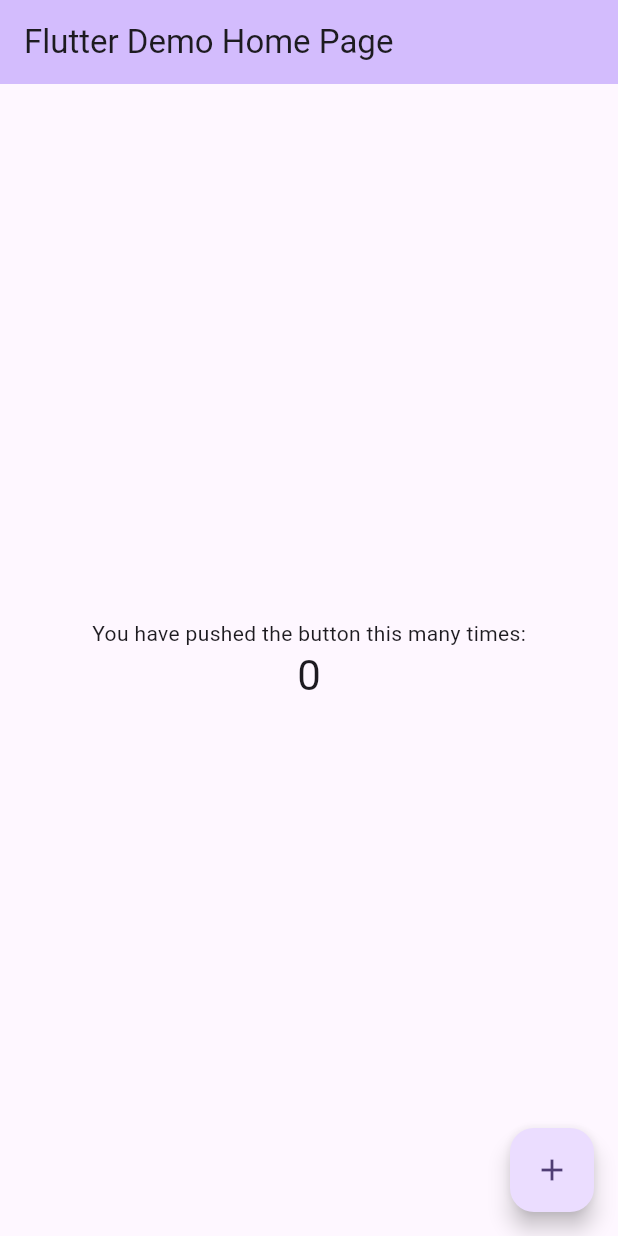
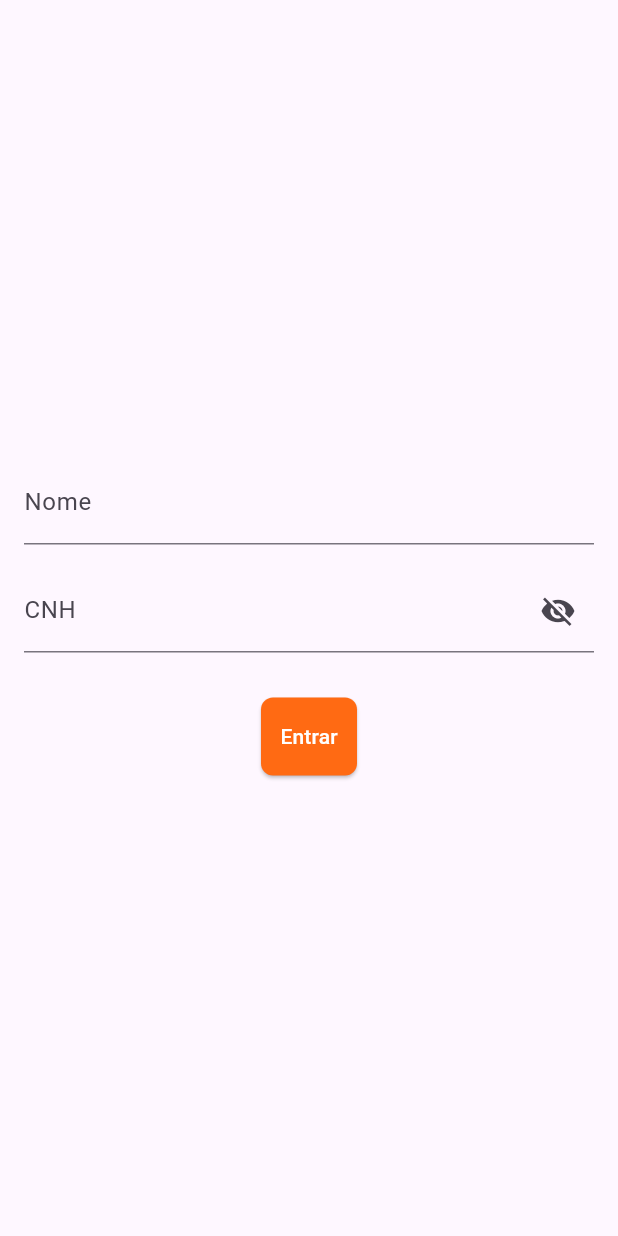
Before and after one commit to GabrielG777/portaria-flutter, a Flutter app: the screen it shows after launch, on a phone screen of 412 x 824 dp. Run offline on Flutter 3.47's test engine with Material 3 defaults, Android fonts, the phone set to English and light mode, and no system bars; our stand-ins replace dio, jwt_decoder.

Commit message:
Feat: Tela de login + funções de autenticação feita

```diff
--- a/lib/main.dart
+++ b/lib/main.dart
@@ -1,69 +1,37 @@
+import 'package:dio/dio.dart';
 import 'package:flutter/material.dart';
+import 'package:portaria_flutter/shared/auth/data/datasources/auth_datasource_impl.dart';
+import 'package:portaria_flutter/shared/auth/domain/repositories/auth_repository_impl.dart';
+import 'package:portaria_flutter/shared/auth/domain/usecases/autenticar_funcionario_usecase.dart';
+import 'package:portaria_flutter/shared/auth/presentation/controllers/login_controller.dart';
+import 'package:portaria_flutter/shared/auth/presentation/pages/login_page.dart';
+import 'package:provider/provider.dart';
 
 void main() {
-  runApp(const MyApp());
+  final dio = Dio();
+
+  final datasource = AuthDatasourceImpl(dio);
+  final repository = AuthRepositoryImpl(datasource);
+  final usecase = AutenticarFuncionarioUsecase(repository);
+
+  runApp(
+    MultiProvider(
+      providers: [
+        ChangeNotifierProvider(
+          create: (_) => LoginController(usecase),
+        ),
+      ],
+      child: const MyApp(),
+    ),
+  );
 }
 
 class MyApp extends StatelessWidget {
   const MyApp({super.key});
-
   @override
   Widget build(BuildContext context) {
     return MaterialApp(
-      title: 'Flutter Demo',
-      theme: ThemeData(
-        colorScheme: ColorScheme.fromSeed(seedColor: Colors.deepPurple),
-        useMaterial3: true,
-      ),
-      home: const MyHomePage(title: 'Flutter Demo Home Page'),
+      home: LoginPage(),
     );
   }
 }
-
-class MyHomePage extends StatefulWidget {
-  const MyHomePage({super.key, required this.title});
-
-  final String title;
-
-  @override
-  State<MyHomePage> createState() => _MyHomePageState();
-}
-
-class _MyHomePageState extends State<MyHomePage> {
-  int _counter = 0;
-
-  void _incrementCounter() {
-    setState(() {
-      _counter++;
-    });
-  }
-
-  @override
-  Widget build(BuildContext context) {
-    return Scaffold(
-      appBar: AppBar(
-        backgroundColor: Theme.of(context).colorScheme.inversePrimary,
-        title: Text(widget.title),
-      ),
-      body: Center(
-        child: Column(
-          mainAxisAlignment: MainAxisAlignment.center,
-          children: <Widget>[
-            const Text(
-              'You have pushed the button this many times:',
-            ),
-            Text(
-              '$_counter',
-              style: Theme.of(context).textTheme.headlineMedium,
-            ),
-          ],
-        ),
-      ),
-      floatingActionButton: FloatingActionButton(
-        onPressed: _incrementCounter,
-        tooltip: 'Increment',
-        child: const Icon(Icons.add),
-      ), // This trailing comma makes auto-formatting nicer for build methods.
-    );
-  }
-}
--- /dev/null
+++ b/lib/shared/auth/data/datasources/auth_datasource.dart
@@ -0,0 +1,6 @@
+
+import 'package:portaria_flutter/shared/auth/data/models/funcionario_model.dart';
+
+abstract class AuthDatasource {
+  Future<FuncionarioModel> autenticarFuncionario(String nome, String cnh);
+}
--- /dev/null
+++ b/lib/shared/auth/data/datasources/auth_datasource_impl_test.dart
@@ -0,0 +1,16 @@
+
+import 'package:portaria_flutter/shared/auth/data/datasources/auth_datasource.dart';
+import 'package:portaria_flutter/shared/auth/data/models/funcionario_model.dart';
+
+class AuthDatasourceImplTest implements AuthDatasource {
+  @override
+  Future<FuncionarioModel> autenticarFuncionario(String nome, String cnh) async {
+    await Future.delayed(Duration(seconds: 1)); // simula tempo de rede
+
+    if (nome == 'João Silva' && cnh == '12345678900') {
+      return FuncionarioModel(id: 1, nome: nome, cnh: cnh, cargo: '');
+    } else {
+      throw Exception('Funcionário não encontrado ou CNH inválida');
+    }
+  }
+}
--- /dev/null
+++ b/lib/shared/auth/data/models/funcionario_model.dart
@@ -0,0 +1,27 @@
+
+import 'package:portaria_flutter/shared/auth/domain/entities/funcionario_entity.dart';
+
+class FuncionarioModel extends FuncionarioEntity {
+  FuncionarioModel({
+    required super.id,
+    required super.cargo,
+    required super.nome,
+    required super.cnh,
+  });
+
+  factory FuncionarioModel.fromJson(Map<String, dynamic> json) {
+    return FuncionarioModel(
+      id: json['id'],
+      cargo: json['cargo'],
+      nome: json['nome'],
+      cnh: json['cnh'],
+    );
+  }
+
+  Map<String, dynamic> toJson() => {
+    'id': id,
+    'cargo': cargo,
+    'nome': nome,
+    'cnh': cnh,
+  };
+}
--- /dev/null
+++ b/lib/shared/auth/domain/entities/funcionario_entity.dart
@@ -0,0 +1,14 @@
+
+class FuncionarioEntity {
+  final int id;
+  final String cargo;
+  final String nome;
+  final String cnh;
+
+  FuncionarioEntity({
+    required this.id,
+    required this.cargo,
+    required this.nome,
+    required this.cnh,
+  });
+}
--- /dev/null
+++ b/lib/shared/auth/domain/repositories/auth_repository.dart
@@ -0,0 +1,5 @@
+import 'package:portaria_flutter/shared/auth/domain/entities/funcionario_entity.dart';
+
+abstract class AuthRepository {
+  Future<FuncionarioEntity> autenticarFuncionario(String nome, String cnh);
+}
--- /dev/null
+++ b/lib/shared/auth/domain/repositories/auth_repository_impl.dart
@@ -0,0 +1,17 @@
+
+
+import 'package:portaria_flutter/shared/auth/data/datasources/auth_datasource.dart';
+import 'package:portaria_flutter/shared/auth/domain/entities/funcionario_entity.dart';
+import 'package:portaria_flutter/shared/auth/domain/repositories/auth_repository.dart';
+
+class AuthRepositoryImpl implements AuthRepository {
+  final AuthDatasource datasource;
+
+  AuthRepositoryImpl(this.datasource);
+
+  @override
+  Future<FuncionarioEntity> autenticarFuncionario(String nome, String cnh) async {
+    final model = await datasource.autenticarFuncionario(nome, cnh);
+    return model;
+  }
+}
--- /dev/null
+++ b/lib/shared/auth/domain/usecases/autenticar_funcionario_usecase.dart
@@ -0,0 +1,12 @@
+import 'package:portaria_flutter/shared/auth/domain/entities/funcionario_entity.dart';
+import 'package:portaria_flutter/shared/auth/domain/repositories/auth_repository.dart';
+
+class AutenticarFuncionarioUsecase {
+  final AuthRepository repository;
+
+  AutenticarFuncionarioUsecase(this.repository);
+
+  Future<FuncionarioEntity> call(String nome, String cnh) {
+    return repository.autenticarFuncionario(nome, cnh);
+  }
+}
--- /dev/null
+++ b/lib/shared/auth/presentation/controllers/login_controller.dart
@@ -0,0 +1,29 @@
+import 'package:flutter/material.dart';
+import '../../domain/usecases/autenticar_funcionario_usecase.dart';
+import '../../domain/entities/funcionario_entity.dart';
+
+class LoginController extends ChangeNotifier {
+  final AutenticarFuncionarioUsecase usecase;
+
+  bool loading = false;
+  String? error;
+  FuncionarioEntity? funcionario;
+
+  LoginController(this.usecase);
+
+  Future<void> login(String nome, String cnh) async {
+    loading = true;
+    error = null;
+    notifyListeners();
+
+    try {
+      funcionario = await usecase(nome, cnh);
+    } catch (e) {
+      error = e.toString();
+      funcionario = null;
+    } finally {
+      loading = false;
+      notifyListeners();
+    }
+  }
+}
--- /dev/null
+++ b/lib/shared/auth/presentation/pages/login_page.dart
@@ -0,0 +1,109 @@
+import 'package:flutter/material.dart';
+import 'package:provider/provider.dart';
+import '../controllers/login_controller.dart';
+import '../widgets/custom_button.dart';
+// import 'dart:developer' as dev;
+
+
+class LoginPage extends StatefulWidget {
+  const LoginPage({super.key});
+  @override
+  State<LoginPage> createState() => _LoginPageState();
+}
+
+class _LoginPageState extends State<LoginPage> {
+  final _formKey = GlobalKey<FormState>();
+  final _nomeController = TextEditingController();
+  final _cnhController = TextEditingController();
+  bool _obscureCNH = true;
+
+  void _toggleObscure() {
+    setState(() {
+      _obscureCNH = !_obscureCNH;
+    });
+  }
+
+  @override
+  void dispose() {
+    _nomeController.dispose();
+    _cnhController.dispose();
+    super.dispose();
+  }
+
+  @override
+  Widget build(BuildContext context) {
+    final controller = Provider.of<LoginController>(context);
+
+    return Scaffold(
+      body: Form(
+        key: _formKey,
+        child: Center(
+          child: Padding(
+            padding: const EdgeInsets.all(16),
+            child: Column(
+              mainAxisAlignment: MainAxisAlignment.center,
+              children: [
+                TextFormField(
+                  controller: _nomeController,
+                  decoration: const InputDecoration(labelText: 'Nome'),
+                  validator: (value) =>
+                      value == null || value.trim().isEmpty
+                          ? 'Por favor, insira o nome'
+                          : null,
+                ),
+                const SizedBox(height: 16),
+                TextFormField(
+                  controller: _cnhController,
+                  decoration: InputDecoration(
+                    labelText: 'CNH',
+                    suffixIcon: IconButton(
+                      icon: Icon(_obscureCNH
+                          ? Icons.visibility_off
+                          : Icons.visibility),
+                      onPressed: _toggleObscure,
+                    ),
+                  ),
+                  obscureText: _obscureCNH,
+                  validator: (value) =>
+                      value == null || value.trim().isEmpty
+                          ? 'Por favor, insira a CNH'
+                          : null,
+                ),
+                const SizedBox(height: 30),
+
+                controller.loading
+                    ? const CircularProgressIndicator()
+                    : CustomButton(
+                        label: 'Entrar',
+                        onPressed: () async {
+                          if (_formKey.currentState?.validate() ?? false) {
+                            await controller.login(
+                              _nomeController.text.trim(),
+                              _cnhController.text.trim(),
+                            );
+                            // dev.log('nome: ${_nomeController.text.trim()}');
+                            // dev.log('cnh ${_cnhController.text.trim()}');
+                            if (controller.error != null) {
+                              // ignore: use_build_context_synchronously
+                              ScaffoldMessenger.of(context).showSnackBar(
+                                SnackBar(content: Text(controller.error!)),
+                              );
+                            } else {
+                              // ignore: use_build_context_synchronously
+                              ScaffoldMessenger.of(context).showSnackBar(
+                                const SnackBar(
+                                  content: Text('Login efetuado com sucesso!'),
+                                ),
+                              );
+                            }
+                          }
+                        },
+                      ),
+              ],
+            ),
+          ),
+        ),
+      ),
+    );
+  }
+}
--- /dev/null
+++ b/lib/shared/auth/presentation/theme/app_colors.dart
@@ -0,0 +1,9 @@
+import 'package:flutter/material.dart';
+
+class AppColors {
+  static const Color primary = Color(0xFF006747); // Verde AGT
+  static const Color secondary = Color(0xFFFF6A13); // Laranja
+  static const Color accent = Color(0xFFF1C232); // Amarelo
+  static const Color background = Color(0xFFF4F4F4); // Fundo claro
+  static const Color error = Color(0xFFD32F2F); // Vermelho para erros
+}
--- /dev/null
+++ b/lib/shared/auth/presentation/widgets/custom_button.dart
@@ -0,0 +1,24 @@
+import 'package:flutter/material.dart';
+import 'package:portaria_flutter/shared/auth/presentation/theme/app_colors.dart';
+
+class CustomButton extends StatelessWidget {
+  final String label;
+  final VoidCallback onPressed;
+
+  const CustomButton({super.key, required this.label, required this.onPressed});
+
+  @override
+  Widget build(BuildContext context) {
+    return ElevatedButton(
+      style: ElevatedButton.styleFrom(
+        foregroundColor: Colors.white, backgroundColor: AppColors.secondary,
+        shape: RoundedRectangleBorder(
+          borderRadius: BorderRadius.circular(8),
+        ),
+        padding: EdgeInsets.symmetric(vertical: 16),
+      ),
+      onPressed: onPressed,
+      child: Text(label),
+    );
+  }
+}
```
Also changed, not shown: lib/shared/auth/data/datasources/auth_datasource_impl.dart (added, +46 -0 lines), lib/shared/auth/presentation/theme/app_theme.dart (added, +35 -0 lines), pubspec.yaml (+7 -66 lines), pubspec.lock.
